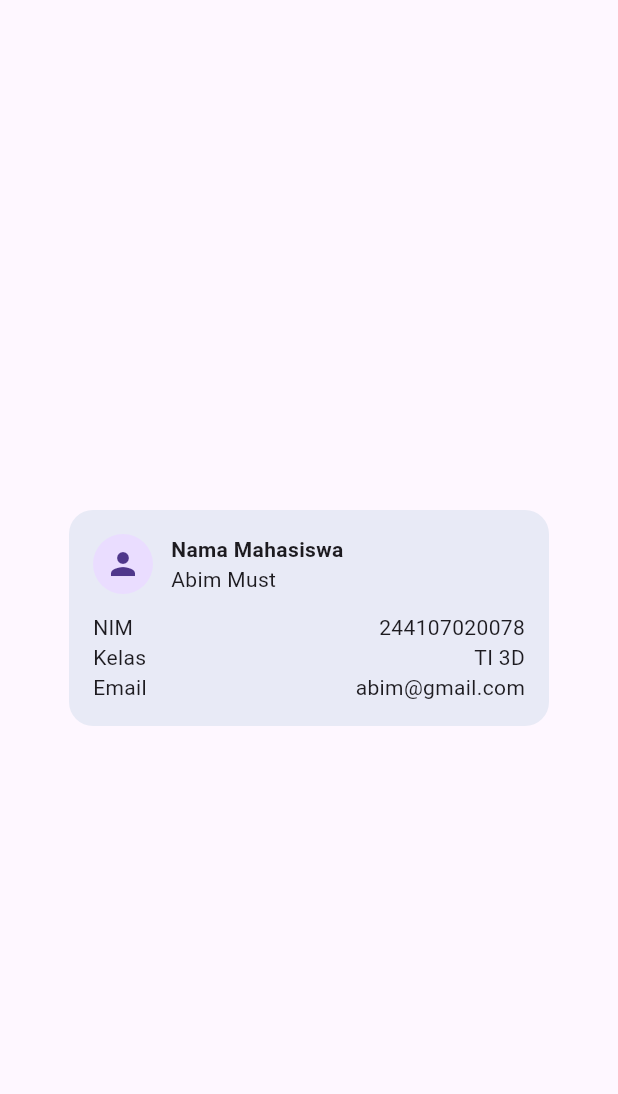
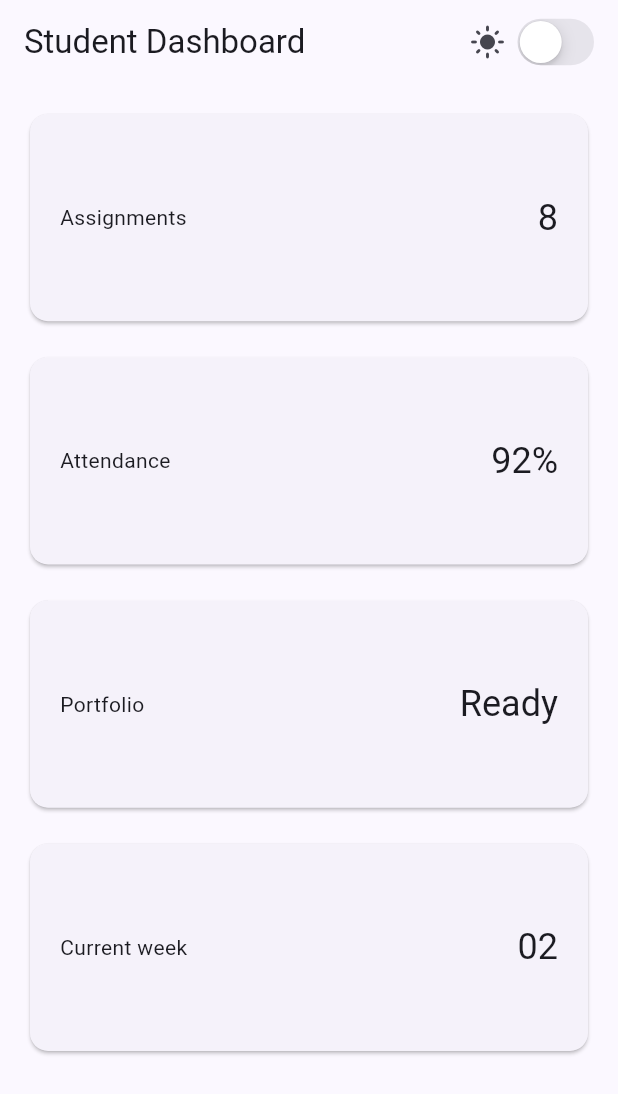
Before and after one commit to Abimmmm/244107020078-mobile-course, a Flutter app: the screen it shows after launch, on a phone screen of 412 x 824 dp. Shown: the top 1094 px of the screen. Run offline on Flutter 3.47's test engine with Material 3 defaults, Android fonts, the phone set to English and light mode, and no system bars.

Commit message:
Praktikum: dashboard responsif

```diff
--- a/02-week-2-declarative-ui-responsive-design/lib/main.dart
+++ b/02-week-2-declarative-ui-responsive-design/lib/main.dart
@@ -1,76 +1,96 @@
 import 'package:flutter/material.dart';
+import 'package:flutter/cupertino.dart';
 
-void main() {
-  runApp(const MyApp());
+void main() => runApp(const DashboardApp());
+class DashboardPage extends StatelessWidget {
+  const DashboardPage({
+    required this.isDark,
+    required this.onDarkChanged,
+    super.key,
+  });
+  final bool isDark;
+  final ValueChanged<bool> onDarkChanged;
+
+  @override
+  Widget build(BuildContext context) {
+    return Scaffold(
+      appBar: AppBar(
+        title: const Text('Student Dashboard'),
+        actions: [
+          Row(
+            children: [
+              Icon(isDark ? Icons.dark_mode : Icons.light_mode),
+              const SizedBox(width: 4),
+              CupertinoSwitch(
+                value: isDark,
+                onChanged: onDarkChanged,
+              ),
+              const SizedBox(width: 12),
+            ],
+          ),
+        ],
+      ),
+      body: LayoutBuilder(
+        builder: (context, constraints) {
+          final columns = constraints.maxWidth >= 700 ? 2 : 1;
+          return GridView.count(
+            padding: const EdgeInsets.all(16),
+            crossAxisCount: columns,
+            crossAxisSpacing: 16,
+            mainAxisSpacing: 16,
+            childAspectRatio: 2.6,
+            children: const [
+              DashboardCard(title: 'Assignments', value: '8'),
+              DashboardCard(title: 'Attendance', value: '92%'),
+              DashboardCard(title: 'Portfolio', value: 'Ready'),
+              DashboardCard(title: 'Current week', value: '02'),
+            ],
+          );
+        },
+      ),
+    );
+  }
 }
 
-class MyApp extends StatelessWidget {
-  const MyApp({super.key});
+class DashboardApp extends StatefulWidget {
+  const DashboardApp({super.key});
 
-  // This widget is the root of your application.
+  @override
+  State<DashboardApp> createState() => _DashboardAppState();
+}
+
+class _DashboardAppState extends State<DashboardApp> {
+  bool isDark = false;
+
   @override
   Widget build(BuildContext context) {
     return MaterialApp(
       debugShowCheckedModeBanner: false,
-      home: Scaffold(body: const Center(child: ProfileCard())),
-    );
-  }
-}
-
-class ProfileCard extends StatelessWidget {
-  const ProfileCard({super.key});
-
-  @override
-  Widget build(BuildContext context) {
-    return Container(
-      width: 320,
-      padding: const EdgeInsets.all(16),
-      decoration: BoxDecoration(
-        color: Colors.indigo.shade50,
-        borderRadius: BorderRadius.circular(16),
-      ),
-      child: Column(
-        mainAxisSize: MainAxisSize.min,
-        children: [
-          Row(
-            children: [
-              const CircleAvatar(child: Icon(Icons.person)),
-              const SizedBox(width: 12),
-              Expanded(
-                child: Column(
-                  crossAxisAlignment: CrossAxisAlignment.start,
-                  children: const [
-                    Text(
-                      'Nama Mahasiswa',
-                      style: TextStyle(fontWeight: FontWeight.bold),
-                    ),
-                    Text('Abim Must'),
-                  ],
-                ),
-              ),
-            ],
-          ),
-          const SizedBox(height: 12),
-          const Row(
-            children: [
-              Expanded(child: Text('NIM')),
-              Text('244107020078'),
-            ],
-          ),
-          const Row(
-            children: [
-              Expanded(child: Text('Kelas')),
-              Text('TI 3D'),
-            ],
-          ),
-          const Row(
-            children: [
-              Expanded(child: Text('Email')),
-              Text('abim@gmail.com'),
-            ],
-          ),
-        ],
+      theme: ThemeData(useMaterial3: true, colorSchemeSeed: Colors.indigo),
+      darkTheme: ThemeData(useMaterial3: true, brightness: Brightness.dark, colorSchemeSeed: Colors.indigo),
+      themeMode: ThemeMode.system,
+      home: DashboardPage(
+        isDark: isDark,
+        onDarkChanged: (value) => setState(() => isDark = value),
       ),
     );
   }
 }
+class DashboardCard extends StatelessWidget {
+  const DashboardCard({required this.title, required this.value, super.key});
+  final String title;
+  final String value;
+
+  @override
+  Widget build(BuildContext context) {
+    return Card(
+      child: Padding(
+        padding: const EdgeInsets.all(20),
+        child: Row(children: [
+          Expanded(child: Text(title)),
+          Text(value, style: Theme.of(context).textTheme.headlineSmall),
+        ]),
+      ),
+    );
+  }
+}
```
Also changed, not shown: 7 other files.
